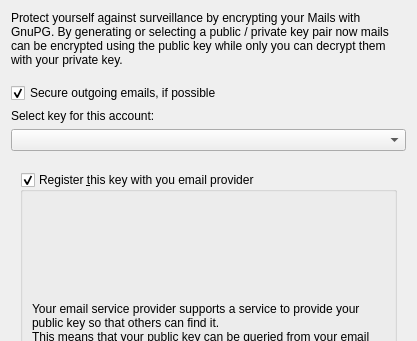
Above: src/ui/cryptopage.ui from KDE/kmail-account-wizard before the change; both pictures show x 0 to 417 and y 0 to 341 of the 417 by 504 pixel window. Below: the same form after it.
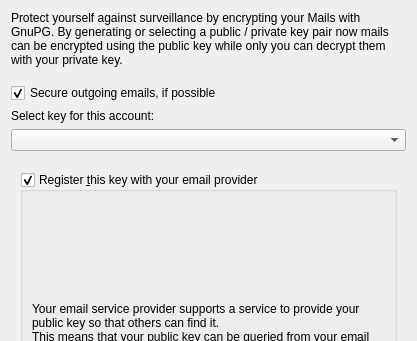
That is the form after the change. The open tabs and pages were chosen to show the change. Custom widgets are drawn as their Qt base class.

```diff
--- a/src/ui/cryptopage.ui
+++ b/src/ui/cryptopage.ui
@@ -119,7 +119,7 @@
        <item>
         <widget class="QGroupBox" name="wksCheckBox">
          <property name="title">
-          <string>Register &amp;this key with you email provider</string>
+          <string>Register &amp;this key with your email provider</string>
          </property>
          <property name="checkable">
           <bool>true</bool>
```
